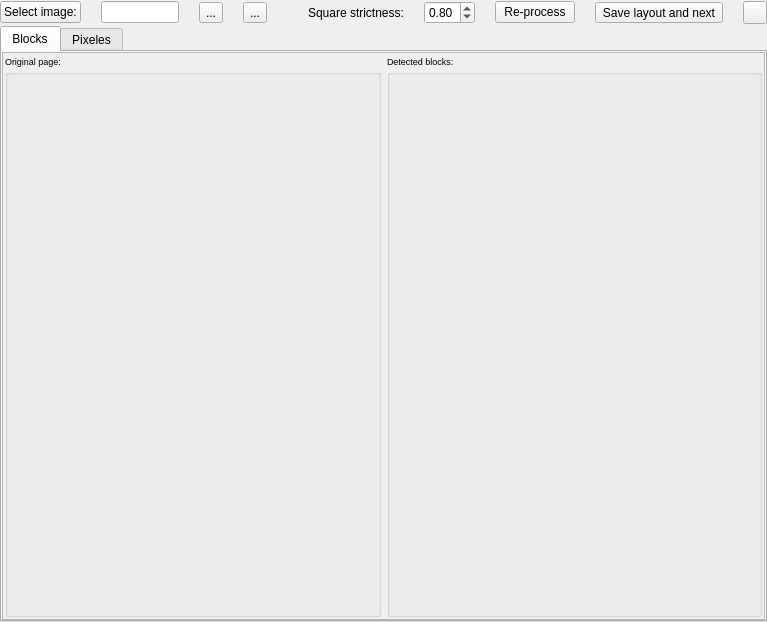
Before: the Qt Designer form mainwindow.ui in MosheWagner/tzura, drawn with Qt 5.
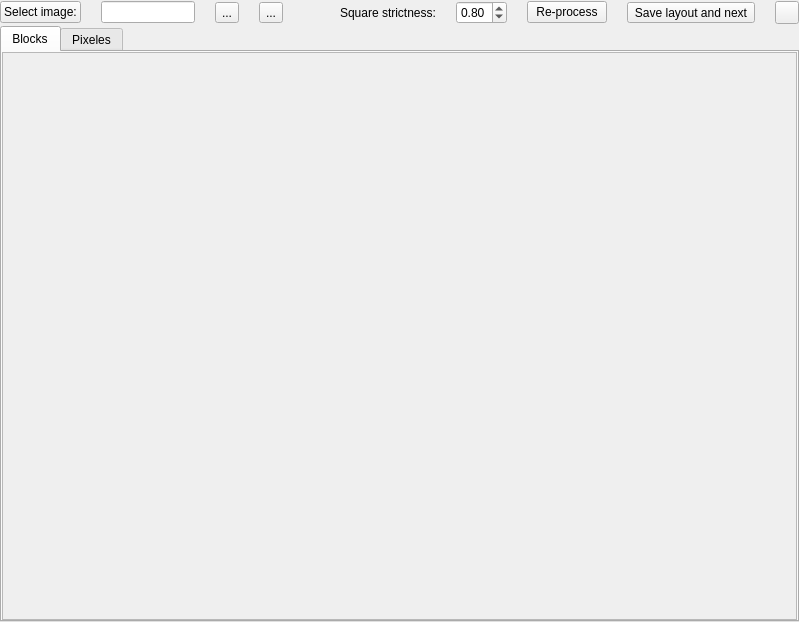
After: the same form once the commit is applied. Icons and pictures are not drawn.

Commit message: Results now displayed above original image using transparecy

```diff
--- a/mainwindow.ui
+++ b/mainwindow.ui
@@ -6,7 +6,7 @@
    <rect>
     <x>0</x>
     <y>0</y>
-    <width>767</width>
+    <width>799</width>
     <height>622</height>
    </rect>
   </property>
@@ -197,7 +197,7 @@
             <rect>
              <x>0</x>
              <y>0</y>
-             <width>759</width>
+             <width>791</width>
              <height>560</height>
             </rect>
            </property>
@@ -206,51 +206,10 @@
              <number>2</number>
             </property>
             <item>
-             <widget class="QGroupBox" name="groupBox">
-              <property name="font">
-               <font>
-                <pointsize>7</pointsize>
-               </font>
+             <widget class="QLabel" name="label">
+              <property name="text">
+               <string/>
               </property>
-              <property name="title">
-               <string>Original page:</string>
-              </property>
-              <layout class="QHBoxLayout" name="horizontalLayout_6">
-               <property name="margin">
-                <number>0</number>
-               </property>
-               <item>
-                <widget class="QLabel" name="label_3">
-                 <property name="text">
-                  <string/>
-                 </property>
-                </widget>
-               </item>
-              </layout>
-             </widget>
-            </item>
-            <item>
-             <widget class="QGroupBox" name="groupBox_2">
-              <property name="font">
-               <font>
-                <pointsize>7</pointsize>
-               </font>
-              </property>
-              <property name="title">
-               <string>Detected blocks:</string>
-              </property>
-              <layout class="QHBoxLayout" name="horizontalLayout_7">
-               <property name="margin">
-                <number>0</number>
-               </property>
-               <item>
-                <widget class="QLabel" name="label">
-                 <property name="text">
-                  <string/>
-                 </property>
-                </widget>
-               </item>
-              </layout>
              </widget>
             </item>
            </layout>
```
Left out of the diff: 4 changed lines with no effect on the pictures. The commit also changes 7 other files.
